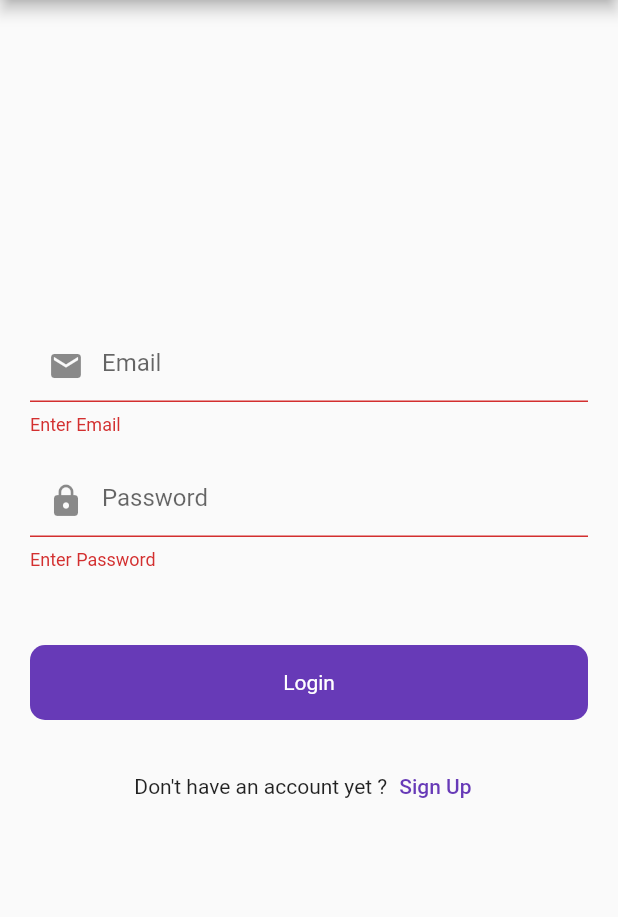
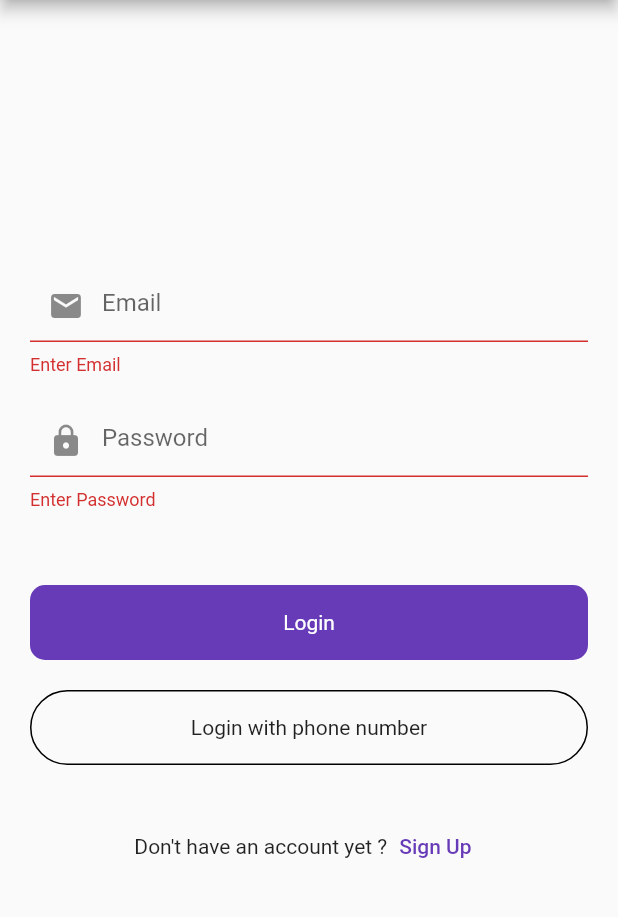
Before and after one commit to shauryagupta45/moody, a Flutter app: the screen it shows after launch, after a tap on "Login", on a phone screen of 412 x 824 dp, the part 84-1001 px from its top. Run offline on Flutter 3.47's test engine with Material 2 defaults, Android fonts, the phone set to English and light mode, and no system bars; our stand-ins replace cloud_firestore, firebase_auth, firebase_core, firebase_storage, fluttertoast; accounts and stored records are empty.

Commit message:
daily commit

```diff
--- a/lib/Firebase_services/splash_services.dart
+++ b/lib/Firebase_services/splash_services.dart
@@ -1,13 +1,25 @@
 import 'dart:async';
 // import 'dart:js';
+import 'package:firebase_auth/firebase_auth.dart';
 import 'package:flutter/material.dart';
 import 'package:moody/UI/auth/login_screen.dart';
+import 'package:moody/UI/posts/post_screen.dart';
 
 class SplashServices {
   void isLogin(BuildContext context) {
-    Timer(
-        const Duration(seconds: 3),
-        () => Navigator.push(
-            context, MaterialPageRoute(builder: (context) => LoginScreen())));
+    final auth = FirebaseAuth.instance;
+    final user = auth.currentUser;
+
+    if (user != null) {
+      Timer(
+          const Duration(seconds: 3),
+          () => Navigator.push(context,
+              MaterialPageRoute(builder: (context) => const PostScreen())));
+    } else {
+      Timer(
+          const Duration(seconds: 3),
+          () => Navigator.push(context,
+              MaterialPageRoute(builder: (context) => const LoginScreen())));
+    }
   }
 }
--- a/lib/UI/auth/login_screen.dart
+++ b/lib/UI/auth/login_screen.dart
@@ -3,6 +3,7 @@ import 'dart:math';
 import 'package:firebase_auth/firebase_auth.dart';
 import 'package:flutter/material.dart';
 import 'package:flutter/services.dart';
+import 'package:moody/UI/auth/login_phone.dart';
 import 'package:moody/UI/auth/signup_screen.dart';
 import 'package:moody/UI/posts/post_screen.dart';
 import 'package:moody/Widgets/round_button.dart';
@@ -134,6 +135,26 @@ class _LoginScreenState extends State<LoginScreen> {
               const SizedBox(
                 height: 20,
               ),
+              InkWell(
+                onTap: () {
+                  Navigator.push(
+                      context,
+                      MaterialPageRoute(
+                          builder: (context) => LoginWithPhoneNumber()));
+                },
+                child: Container(
+                  height: 50,
+                  decoration: BoxDecoration(
+                      borderRadius: BorderRadius.circular(50),
+                      border: Border.all(
+                        color: Colors.black,
+                      )),
+                  child: const Center(
+                    child: Text("Login with phone number"),
+                  ),
+                ),
+              ),
+              const SizedBox(height: 30),
               Row(
                 mainAxisAlignment: MainAxisAlignment.center,
                 children: [
```
Also changed, not shown: lib/UI/auth/login_phone.dart (added, +77 -0 lines), lib/UI/auth/verify_code.dart (added, +67 -0 lines), lib/UI/posts/post_screen.dart (+27 -0 lines).
